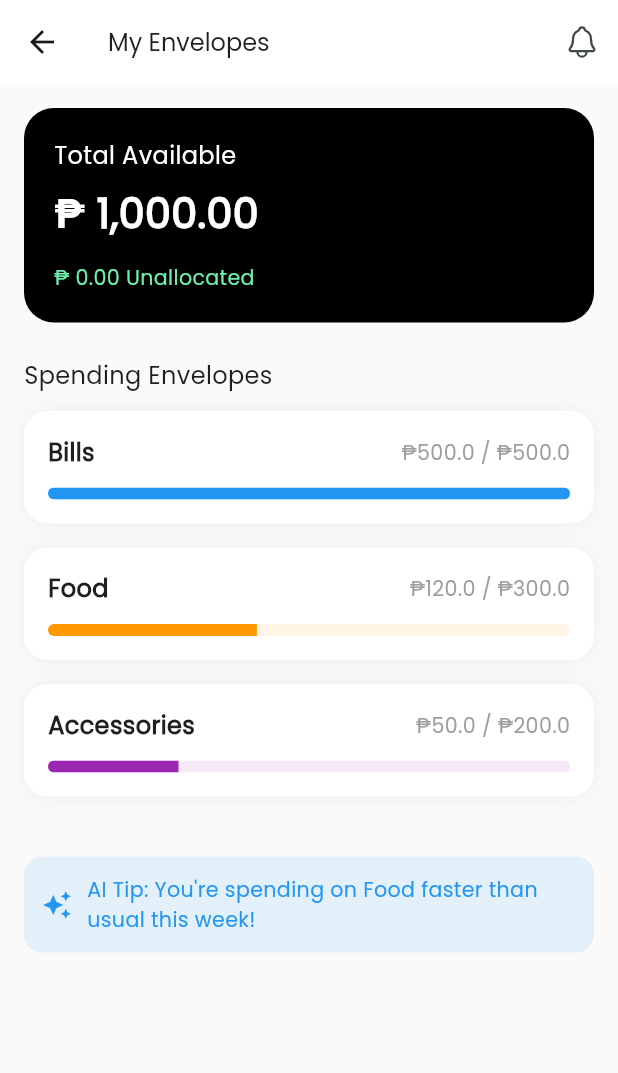
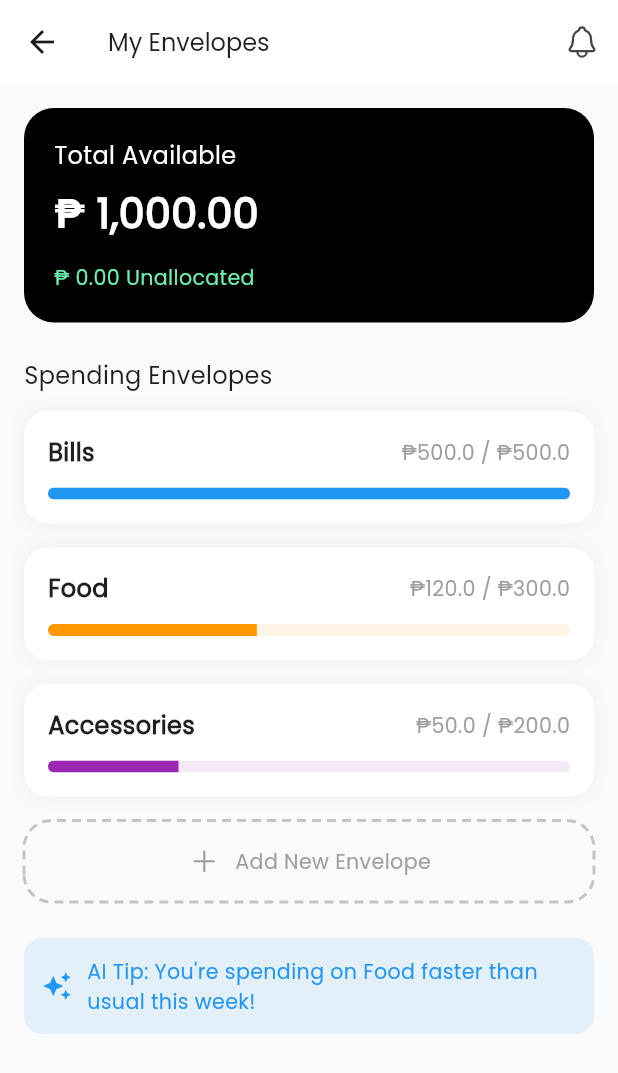
Before and after one commit to sam021624/spendsmart, a Flutter app: the EnvelopeScreen screen opened directly, on a phone screen of 412 x 824 dp. Shown: the top 1073 px of the screen. Run offline on Flutter 3.47's test engine with Material 3 defaults, Android fonts, the phone set to English and light mode, and no system bars; drawn by our look-alikes of dotted_border; our stand-ins replace carousel_slider, cloud_firestore, firebase_auth, firebase_core, flutter_bloc, flutter_screenutil and 3 more; accounts and stored records are empty.

Commit message:
[UI] added add new envelope

```diff
--- a/lib/views/envelope/presentation/envelope_screen.dart
+++ b/lib/views/envelope/presentation/envelope_screen.dart
@@ -1,10 +1,63 @@
+import 'package:dotted_border/dotted_border.dart';
 import 'package:flutter/material.dart';
 import 'package:flutter_screenutil/flutter_screenutil.dart';
 import 'package:ionicons/ionicons.dart';
+import 'package:spendsmart/common/widgets/widget_button.dart';
 import 'package:spendsmart/common/widgets/widget_text.dart';
+import 'package:spendsmart/common/widgets/widget_text_field.dart';
 
-class EnvelopeScreen extends StatelessWidget {
+class EnvelopeScreen extends StatefulWidget {
   const EnvelopeScreen({super.key});
+
+  @override
+  State<EnvelopeScreen> createState() => _EnvelopeScreenState();
+}
+
+class _EnvelopeScreenState extends State<EnvelopeScreen> {
+  TextEditingController nameController = TextEditingController();
+  TextEditingController amountController = TextEditingController();
+
+  void _showCreateEnvelopeModal(BuildContext context) {
+    showModalBottomSheet(
+      context: context,
+      isScrollControlled: true,
+      shape: const RoundedRectangleBorder(
+        borderRadius: BorderRadius.vertical(top: Radius.circular(28)),
+      ),
+      builder: (context) => Padding(
+        padding: EdgeInsets.only(
+          bottom: MediaQuery.of(context).viewInsets.bottom,
+          left: 24.w,
+          right: 24.w,
+        ),
+        child: Column(
+          mainAxisSize: MainAxisSize.min,
+          crossAxisAlignment: CrossAxisAlignment.start,
+          spacing: 8.h,
+          children: [
+            WidgetText(
+              text: "Create Envelope",
+              fontSize: 16.sp,
+              fontWeight: FontWeight.bold,
+            ),
+            WidgetTextField(
+              controller: nameController,
+              iconData: Ionicons.pricetag_outline,
+              hintText: 'Envelope Name',
+            ),
+            WidgetTextField(
+              controller: amountController,
+              hintText: 'Budget Amount',
+              keyboardType: TextInputType.number,
+              iconData: Ionicons.cash_outline,
+            ),
+            WidgetButton(text: 'Save Envelope', onPressed: () {}),
+            SizedBox(height: 16.h),
+          ],
+        ),
+      ),
+    );
+  }
 
   @override
   Widget build(BuildContext context) {
@@ -36,6 +89,7 @@ class EnvelopeScreen extends StatelessWidget {
             _buildEnvelopeItem("Bills", 500, 500, Colors.blue),
             _buildEnvelopeItem("Food", 120, 300, Colors.orange),
             _buildEnvelopeItem("Accessories", 50, 200, Colors.purple),
+            _buildAddEnvelopeCTA(),
 
             const SizedBox(height: 24),
 
@@ -146,4 +200,38 @@ class EnvelopeScreen extends StatelessWidget {
       ),
     );
   }
+
+  Widget _buildAddEnvelopeCTA() {
+    return DottedBorder(
+      options: RoundedRectDottedBorderOptions(
+        radius: Radius.circular(16.sp),
+        color: Colors.grey.withAlpha(150),
+        strokeWidth: 2,
+        dashPattern: const [6, 4],
+      ),
+
+      child: InkWell(
+        onTap: () => _showCreateEnvelopeModal(context),
+        borderRadius: BorderRadius.circular(16.r),
+        child: Container(
+          width: double.infinity,
+          padding: EdgeInsets.all(12.w),
+          decoration: BoxDecoration(borderRadius: BorderRadius.circular(12.r)),
+          child: Row(
+            mainAxisAlignment: MainAxisAlignment.center,
+            children: [
+              Icon(Ionicons.add, color: Colors.grey, size: 20.sp),
+              SizedBox(width: 8.w),
+              WidgetText(
+                text: "Add New Envelope",
+                textColor: Colors.grey,
+                fontSize: 12.sp,
+                fontWeight: FontWeight.w500,
+              ),
+            ],
+          ),
+        ),
+      ),
+    );
+  }
 }
--- a/pubspec.yaml
+++ b/pubspec.yaml
@@ -24,6 +24,7 @@ dependencies:
   firebase_auth: ^6.1.4
   cloud_firestore: ^6.1.2
   google_sign_in: ^7.2.0
+  dotted_border: ^3.1.0
 
 dev_dependencies:
   flutter_test:
```
